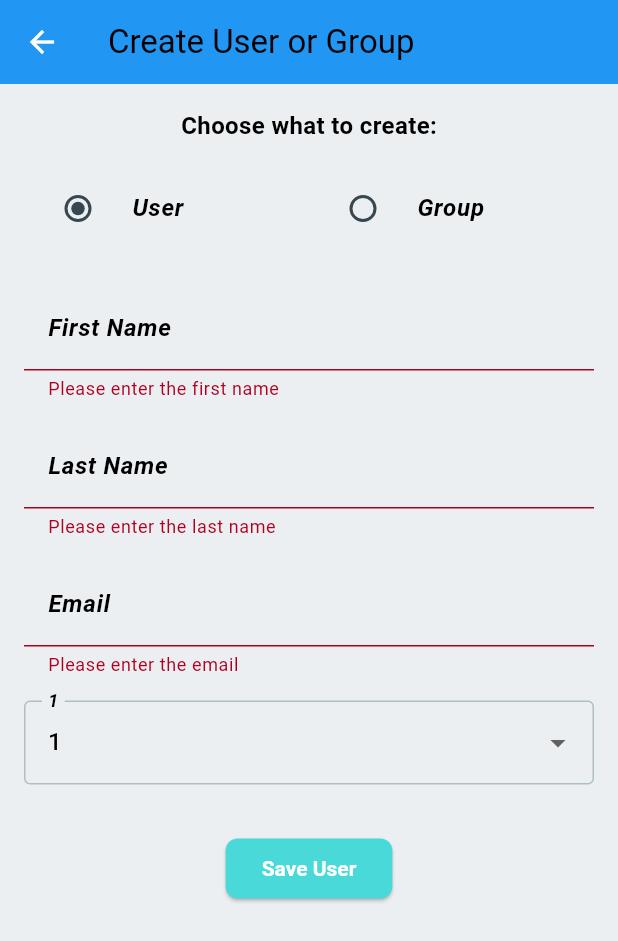
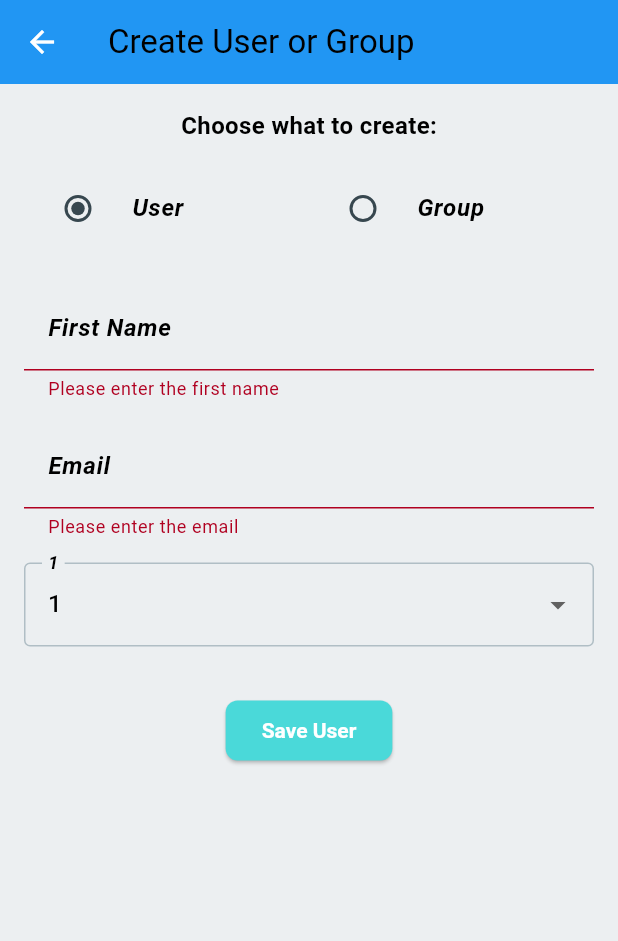
Before and after one commit to RegisSalesRA/flask_flutter, a Flutter app: the CreateUserOrGroupPage screen opened directly, after a tap on "Save User", on a phone screen of 412 x 824 dp. Shown: the top 941 px of the screen. Run offline on Flutter 3.47's test engine with Material 3 defaults, Android fonts, the phone set to English and light mode, and no system bars; our stand-ins replace bloc, equatable, flutter_bloc, get_it; network calls fail; Roboto replaces fonts that are missing (Rubik).

Commit message:
removendo last name

```diff
--- a/client/lib/application/pages/users/create_users_or_grup_page.dart
+++ b/client/lib/application/pages/users/create_users_or_grup_page.dart
@@ -82,7 +82,6 @@ class CreateUserForm extends StatefulWidget {
 class _CreateUserFormState extends State<CreateUserForm> {
   final _formKey = GlobalKey<FormState>();
   final TextEditingController _firstNameController = TextEditingController();
-  final TextEditingController _lastNameController = TextEditingController();
   final TextEditingController _emailController = TextEditingController();
   int? _selectedGroup = 1;
 
@@ -100,17 +99,6 @@ class _CreateUserFormState extends State<CreateUserForm> {
             validator: (value) {
               if (value == null || value.isEmpty) {
                 return "Please enter the first name";
-              }
-              return null;
-            },
-          ),
-          const SizedBox(height: 16),
-          TextFormField(
-            controller: _lastNameController,
-            decoration: const InputDecoration(labelText: "Last Name"),
-            validator: (value) {
-              if (value == null || value.isEmpty) {
-                return "Please enter the last name";
               }
               return null;
             },
@@ -159,7 +147,6 @@ class _CreateUserFormState extends State<CreateUserForm> {
                 final userModel = UserModel(
                   id: 0,
                   firstName: _firstNameController.text,
-                  lastName: _lastNameController.text,
                   email: _emailController.text,
                   group: {"groupId": _selectedGroup},
                 );
--- a/client/lib/data/models/user_model.dart
+++ b/client/lib/data/models/user_model.dart
@@ -6,7 +6,6 @@ class UserModel extends UserEntity with EquatableMixin {
     required super.id,
     required super.email,
     required super.firstName,
-    required super.lastName,
     required super.group,
   });
 
@@ -15,7 +14,6 @@ class UserModel extends UserEntity with EquatableMixin {
       id: json['id'],
       email: json['email'],
       firstName: json['firstName'],
-      lastName: json['lastName'],
       group: json['group'] as Map,
     );
   }
@@ -23,7 +21,6 @@ class UserModel extends UserEntity with EquatableMixin {
   Map<String, dynamic> toJson() {
     return {
       'firstName': firstName,
-      'lastName': lastName,
       'email': email,
       'group': group,
     };
--- a/client/lib/domain/entities/user_entity.dart
+++ b/client/lib/domain/entities/user_entity.dart
@@ -4,16 +4,14 @@ class UserEntity extends Equatable {
   final int id;
   final String email;
   final String firstName;
-  final String lastName;
   final Map group;
 
   const UserEntity(
       {required this.email,
       required this.id,
       required this.firstName,
-      required this.lastName,
       required this.group});
 
   @override
-  List<Object?> get props => [email, id, firstName, lastName, group];
+  List<Object?> get props => [email, id, firstName, group];
 }
```
Also changed, not shown: client/lib/application/pages/users/users_page.dart (+1 -20 lines).
